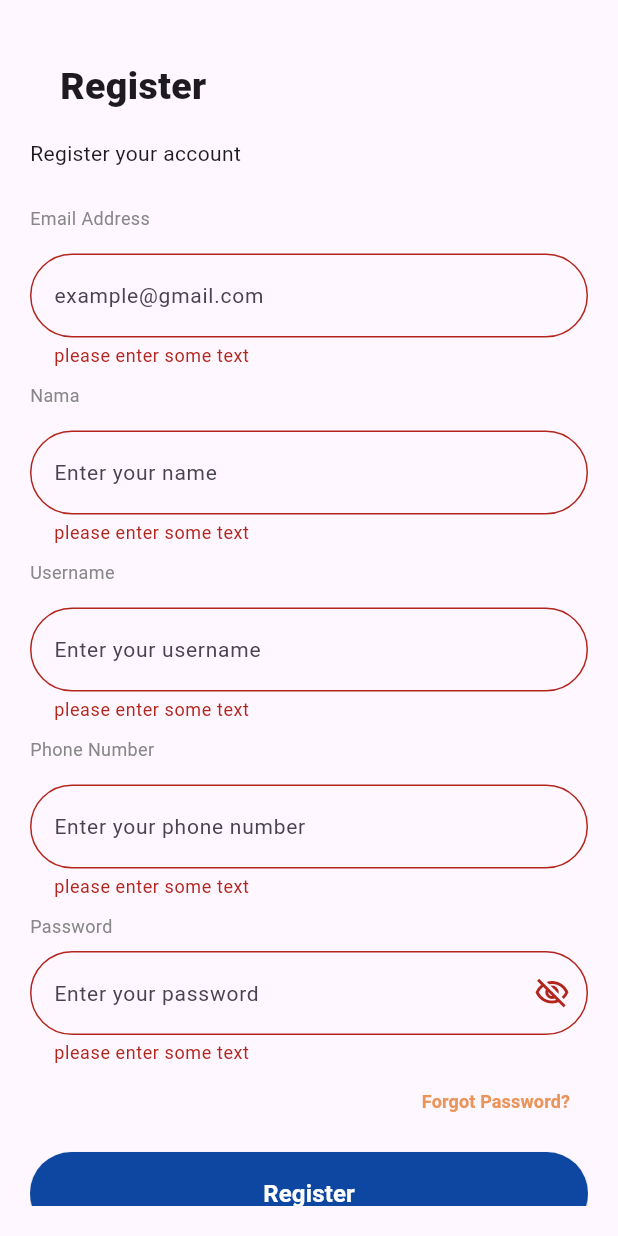
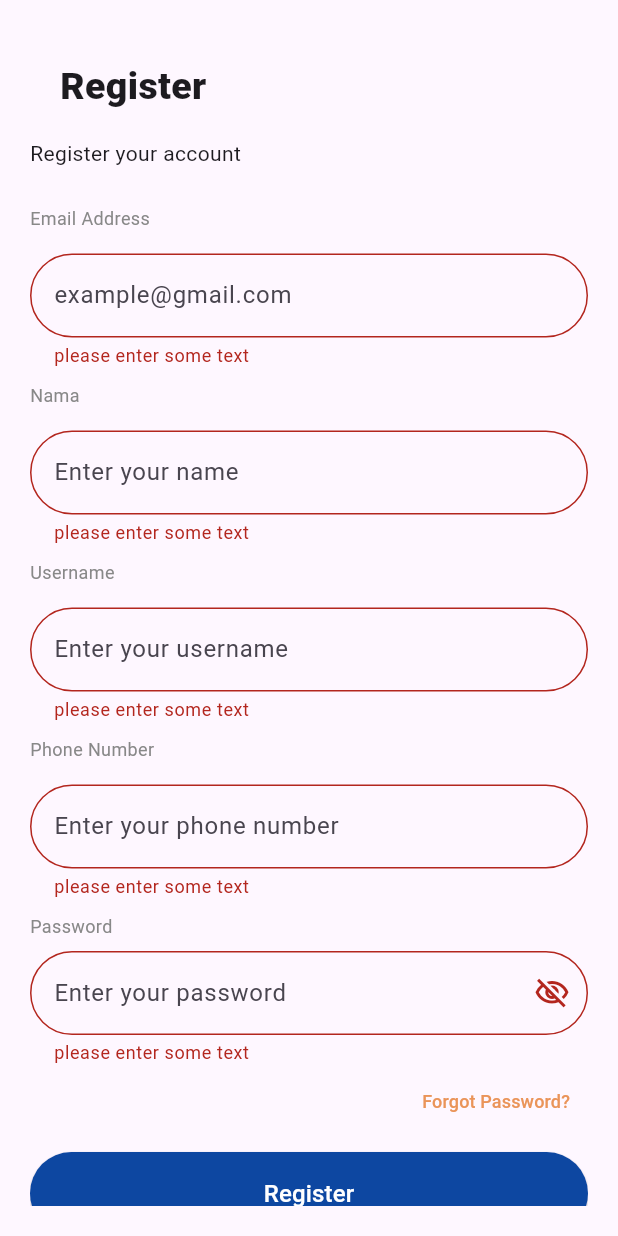
Before and after one commit to masithagaluh27/shopping_list, a Flutter app: the RegisterScreen screen opened by its route, after a tap on "Register", on a phone screen of 412 x 824 dp. Run offline on Flutter 3.47's test engine with Material 3 defaults, Android fonts, the phone set to English and light mode, and no system bars; our stand-ins replace shared_preferences, sqflite, syncfusion_flutter_charts; accounts and stored records are empty.

Commit message:
tugas 13 flutter

```diff
--- a/lib/screens/register_screen.dart
+++ b/lib/screens/register_screen.dart
@@ -4,13 +4,15 @@ import 'package:shopping_list/database/db_helper.dart';
 import 'package:shopping_list/helper/preference.dart';
 import 'package:shopping_list/models/users_model.dart';
 
-//untuk menyimpan data agar langsung keganti di profile
+//Fungsi ini menyimpan data user (nama, email, noHp) ke dalam SharedPreferences
+
 Future<void> simpanDataUser({
   required String nama,
   required String email,
   required String noHp,
 }) async {
-  final prefs = await SharedPreferences.getInstance();
+  final prefs =
+      await SharedPreferences.getInstance(); // Mendapatkan instance/objek dari  SharedPreferences
   await prefs.setString('nama', nama);
   await prefs.setString('email', email);
   await prefs.setString('no_hp', noHp);
@@ -18,20 +20,22 @@ Future<void> simpanDataUser({
 
 class RegisterScreen extends StatefulWidget {
   const RegisterScreen({super.key});
-  static const String id = '/Register_screen_app';
+  static const String id =
+      '/Register_screen_app'; // ID halaman, bisa dipakai saat navigasi dengan route name
 
   @override
   State<RegisterScreen> createState() => _RegisterScreenState();
 }
 
 class _RegisterScreenState extends State<RegisterScreen> {
-  final _formKey = GlobalKey<FormState>();
+  final _formKey = GlobalKey<FormState>(); // Untuk validasi form
   final TextEditingController emailController = TextEditingController();
   final TextEditingController nameController = TextEditingController();
   final TextEditingController usernameController = TextEditingController();
   final TextEditingController phoneController = TextEditingController();
   final TextEditingController passwordController = TextEditingController();
-  bool isPasswordVisible = false;
+
+  bool isPasswordVisible = false; // Untuk visibilitas password
 
   @override
   Widget build(BuildContext context) {
@@ -40,16 +44,16 @@ class _RegisterScreenState extends State<RegisterScreen> {
         child: Padding(
           padding: const EdgeInsets.all(20),
           child: Form(
-            key: _formKey,
+            key: _formKey, // Form dengan validasi
             child: SingleChildScrollView(
               child: Column(
                 crossAxisAlignment: CrossAxisAlignment.start,
                 children: [
+                  /// Judul halaman
                   const SizedBox(height: 20),
                   Row(
                     children: const [
                       SizedBox(width: 20),
-
                       Text(
                         "Register",
                         style: TextStyle(
@@ -59,154 +63,118 @@ class _RegisterScreenState extends State<RegisterScreen> {
                       ),
                     ],
                   ),
-
                   const SizedBox(height: 16),
                   const Text(
                     "Register your account",
                     style: TextStyle(fontSize: 14, fontWeight: FontWeight.w400),
                   ),
+
+                  /// Input Email
                   const SizedBox(height: 25),
                   const Text(
                     'Email Address',
-                    style: TextStyle(
-                      fontWeight: FontWeight.w400,
-                      fontSize: 12,
-                      color: Color(0xff888888),
-                    ),
+                    style: TextStyle(fontSize: 12, color: Color(0xff888888)),
                   ),
                   const SizedBox(height: 15),
                   TextFormField(
                     controller: emailController,
-                    validator: (value) {
-                      if (value == null || value.isEmpty) {
-                        return 'please enter some text';
-                      }
-                      return null;
-                    },
+                    validator:
+                        (value) =>
+                            value == null || value.isEmpty
+                                ? 'please enter some text'
+                                : null,
                     decoration: InputDecoration(
                       hintText: 'example@gmail.com',
-                      hintStyle: const TextStyle(
-                        fontSize: 14,
-                        fontWeight: FontWeight.w400,
-                      ),
                       border: OutlineInputBorder(
                         borderRadius: BorderRadius.circular(30),
                       ),
                     ),
                   ),
+
+                  /// Input Nama
                   const SizedBox(height: 10),
                   const Text(
                     'Nama',
-                    style: TextStyle(
-                      fontWeight: FontWeight.w400,
-                      fontSize: 12,
-                      color: Color(0xff888888),
-                    ),
+                    style: TextStyle(fontSize: 12, color: Color(0xff888888)),
                   ),
                   const SizedBox(height: 15),
                   TextFormField(
                     controller: nameController,
-                    validator: (value) {
-                      if (value == null || value.isEmpty) {
-                        return 'please enter some text';
-                      }
-                      return null;
-                    },
+                    validator:
+                        (value) =>
+                            value == null || value.isEmpty
+                                ? 'please enter some text'
+                                : null,
                     decoration: InputDecoration(
                       hintText: 'Enter your name',
-                      hintStyle: const TextStyle(
-                        fontSize: 14,
-                        fontWeight: FontWeight.w400,
-                      ),
                       border: OutlineInputBorder(
                         borderRadius: BorderRadius.circular(30),
                       ),
                     ),
                   ),
+
+                  /// Input Username
                   const SizedBox(height: 10),
                   const Text(
                     'Username',
-                    style: TextStyle(
-                      fontWeight: FontWeight.w400,
-                      fontSize: 12,
-                      color: Color(0xff888888),
-                    ),
+                    style: TextStyle(fontSize: 12, color: Color(0xff888888)),
                   ),
                   const SizedBox(height: 15),
                   TextFormField(
                     controller: usernameController,
-                    validator: (value) {
-                      if (value == null || value.isEmpty) {
-                        return 'please enter some text';
-                      }
-                      return null;
-                    },
+                    validator:
+                        (value) =>
+                            value == null || value.isEmpty
+                                ? 'please enter some text'
+                                : null,
                     decoration: InputDecoration(
                       hintText: 'Enter your username',
-                      hintStyle: const TextStyle(
-                        fontSize: 14,
-                        fontWeight: FontWeight.w400,
-                      ),
                       border: OutlineInputBorder(
                         borderRadius: BorderRadius.circular(30),
                       ),
                     ),
                   ),
+
+                  /// Input Phone
                   const SizedBox(height: 10),
                   const Text(
                     'Phone Number',
-                    style: TextStyle(
-                      fontWeight: FontWeight.w400,
-                      fontSize: 12,
-                      color: Color(0xff888888),
-                    ),
+                    style: TextStyle(fontSize: 12, color: Color(0xff888888)),
                   ),
                   const SizedBox(height: 15),
                   TextFormField(
                     controller: phoneController,
-                    validator: (value) {
-                      if (value == null || value.isEmpty) {
-                        return 'please enter some text';
-                      }
-                      return null;
-                    },
+                    validator:
+                        (value) =>
+                            value == null || value.isEmpty
+                                ? 'please enter some text'
+                                : null,
                     decoration: InputDecoration(
                       hintText: 'Enter your phone number',
-                      hintStyle: const TextStyle(
-                        fontSize: 14,
-                        fontWeight: FontWeight.w400,
-                      ),
                       border: OutlineInputBorder(
                         borderRadius: BorderRadius.circular(30),
                       ),
                     ),
                   ),
+
+                  /// Input Password
                   const SizedBox(height: 10),
                   const Text(
                     'Password',
-                    style: TextStyle(
-                      fontWeight: FontWeight.w400,
-                      fontSize: 12,
-                      color: Color(0xff888888),
+                    style: TextStyle(fontSize: 12, color: Color(0xff888888)),
                   ),
-                  ),
-
                   const SizedBox(height: 8),
                   TextFormField(
                     controller: passwordController,
-                    validator: (value) {
-                      if (value == null || value.isEmpty) {
-                        return 'please enter some text';
-                      }
-                      return null;
-                    },
-                    obscureText: !isPasswordVisible,
+                    obscureText:
+                        !isPasswordVisible, // u/ password bisa lihat/sembunyi
+                    validator:
+                        (value) =>
+                            value == null || value.isEmpty
+                                ? 'please enter some text'
+                                : null,
                     decoration: InputDecoration(
                       hintText: 'Enter your password',
-                      hintStyle: const TextStyle(
-                        fontSize: 14,
-                        fontWeight: FontWeight.w400,
-                      ),
                       border: OutlineInputBorder(
                         borderRadius: BorderRadius.circular(30),
                       ),
@@ -218,37 +186,45 @@ class _RegisterScreenState extends State<RegisterScreen> {
                         ),
                         onPressed: () {
                           setState(() {
-                            isPasswordVisible = !isPasswordVisible;
+                            isPasswordVisible =
+                                !isPasswordVisible; // status visibilitas password
                           });
                         },
                       ),
                     ),
                   ),
+
+                  /// Tombol "Forgot Password?" (belum diconnect)
                   Align(
                     alignment: Alignment.centerRight,
                     child: TextButton(
-                      onPressed: () {},
+                      onPressed: () {}, // Kosong untuk sekarang
                       child: const Text(
                         'Forgot Password?',
                         style: TextStyle(
                           fontSize: 12,
-                          fontWeight: FontWeight.w700,
                           color: Color(0xffEA9459),
                         ),
                       ),
                     ),
                   ),
+
+                  /// Tombol Register
                   const SizedBox(height: 10),
                   SizedBox(
                     width: double.infinity,
                     child: ElevatedButton(
                       onPressed: () async {
+                        /// Cek validasi form
                         if (_formKey.currentState!.validate()) {
+                          /// Cetak input ke log (debugging)
                           print("Email: ${emailController.text}");
                           print("Name: ${nameController.text}");
                           print("Username: ${usernameController.text}");
                           print("Phone: ${phoneController.text}");
                           print("Password: ${passwordController.text}");
+
+                          /// Simpan data ke database lokal (SQLite)
                           DBHELPER13.registerUser(
                             data: UserModel(
                               name: nameController.text,
@@ -258,30 +234,32 @@ class _RegisterScreenState extends State<RegisterScreen> {
                               password: passwordController.text,
                             ),
                           );
+
+                          /// Simpan sebagian data ke SharedPreferences
                           await simpanDataUser(
                             nama: nameController.text,
                             email: emailController.text,
                             noHp: phoneController.text,
                           );
 
-                          // pindah ke halaman login atau langsung ke shopping list
-                          Navigator.pushReplacementNamed(context, '/login');
+                          /// Tampilkan snackbar berhasil
                           ScaffoldMessenger.of(context).showSnackBar(
-                            SnackBar(
+                            const SnackBar(
                               content: Text('Registration Successful!'),
                               backgroundColor: Colors.green,
                             ),
                           );
-                          Navigator.pop(context);
-                        }
 
+                          /// Simpan status login (true)
                           PreferenceHandler.saveLogin(true);
 
+                          /// Arahkan user ke halaman utama dan hilangkan semua halaman sebelumnya
                           Navigator.pushNamedAndRemoveUntil(
                             context,
                             '/home',
                             (route) => false,
                           );
+                        }
                       },
                       style: ElevatedButton.styleFrom(
                         shape: const StadiumBorder(),
@@ -290,19 +268,17 @@ class _RegisterScreenState extends State<RegisterScreen> {
                       ),
                       child: const Text(
                         'Register',
-                        style: TextStyle(
-                          fontSize: 16,
-                          fontWeight: FontWeight.w700,
-                          color: Colors.white,
+                        style: TextStyle(fontSize: 16, color: Colors.white),
                       ),
                     ),
                   ),
-                  ),
+
+                  /// Tombol kembali ke halaman login
                   const SizedBox(height: 10),
                   Center(
                     child: TextButton(
                       onPressed: () {
-                        Navigator.pop(context);
+                        Navigator.pop(context); // Kembali ke halaman sebelumnya
                       },
                       child: const Text.rich(
                         TextSpan(
@@ -321,6 +297,7 @@ class _RegisterScreenState extends State<RegisterScreen> {
                       ),
                     ),
                   ),
+
                   const SizedBox(height: 30),
                 ],
               ),
```
Also changed, not shown: lib/screens/login_screen.dart (+49 -17 lines), lib/screens/profile_screen.dart (+33 -17 lines), lib/screens/statistik.dart (deleted, +0 -15 lines), lib/screens/statistik_screen.dart (+47 -22 lines), lib/utils/splash_screen.dart (+50 -16 lines). Lines whose indentation alone changed are shown as unchanged.
